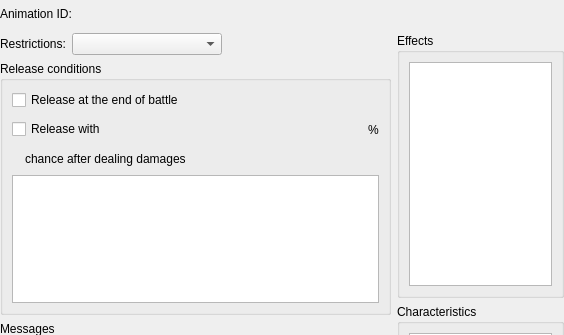
First picture: the form in Editor/CustomWidgets/panelstatus.ui, repository RPG-Paper-Maker/RPG-Paper-Maker, before the edit; both pictures show x 0 to 564 and y 0 to 335 of the 564 by 568 pixel window.
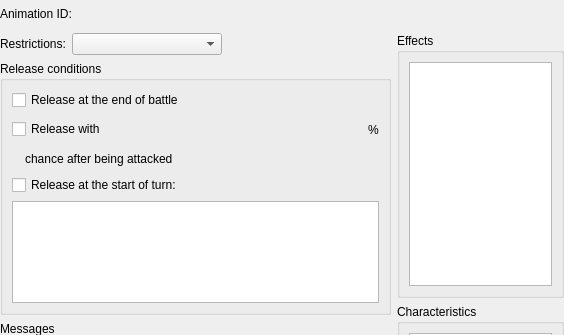
Second picture: the form after the edit. Custom widgets are drawn as their Qt base class.

```diff
--- a/Editor/CustomWidgets/panelstatus.ui
+++ b/Editor/CustomWidgets/panelstatus.ui
@@ -132,7 +132,7 @@
            </property>
            <layout class="QGridLayout" name="gridLayout_5">
             <item row="0" column="0">
-             <layout class="QVBoxLayout" name="verticalLayout_9" stretch="0,0,0,1">
+             <layout class="QVBoxLayout" name="verticalLayout_9" stretch="0,0,0,0,1">
               <item>
                <widget class="QCheckBox" name="checkBoxReleaseAtEndBattle">
                 <property name="text">
@@ -208,7 +208,7 @@
                 <item>
                  <widget class="QLabel" name="labelChanceAfterDamages">
                   <property name="text">
-                   <string>chance after dealing damages</string>
+                   <string>chance after being attacked</string>
                   </property>
                  </widget>
                 </item>
@@ -227,6 +227,13 @@
                 </item>
                </layout>
               </item>
+              <item>
+               <widget class="QCheckBox" name="checkBoxReleaseStartTurn">
+                <property name="text">
+                 <string>Release at the start of turn:</string>
+                </property>
+               </widget>
+              </item>
               <item>
                <widget class="WidgetSuperTree" name="treeViewReleaseChanceTurn">
                 <property name="verticalScrollBarPolicy">
```
Left out of the diff: 4 changed lines with no effect on the pictures.
